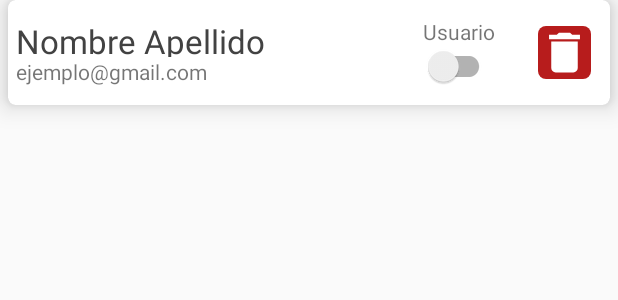
After one commit to alepeculio/Trampas_app, an Android app: the layout item_lista_usuarios.xml on its own in the app's theme, with its tools: preview values and no code run, on a phone screen of 412 x 824 dp. The commit adds this screen. Shown: the top 300 px of the screen. Run offline under Robolectric (Android 15) with nearby library versions, the phone set to English and light mode, and no system bars.

Commit message:
listado de usuarios

```diff
--- a/app/src/main/AndroidManifest.xml
+++ b/app/src/main/AndroidManifest.xml
@@ -25,6 +25,7 @@
             android:configChanges="orientation|screenSize|keyboardHidden"
             android:label="@string/title_activity_menu_principal"
             android:screenOrientation="portrait"
+            android:launchMode="singleTop"
             android:theme="@style/AppTheme.NoActionBar">
             <intent-filter>
                 <action android:name="android.intent.action.MAIN" />
@@ -45,10 +46,6 @@
             android:value="@string/google_maps_key" />
 
         <activity
-            android:name=".MapsActivity"
-            android:label="@string/title_activity_maps"
-            android:screenOrientation="portrait" />
-        <activity
             android:name=".AgregarTrampa"
             android:parentActivityName=".MenuPrincipal"
             android:screenOrientation="portrait" />
--- a/app/src/main/java/com/trampas/trampas/BD/BDCliente.java
+++ b/app/src/main/java/com/trampas/trampas/BD/BDCliente.java
@@ -4,7 +4,7 @@ import retrofit2.Retrofit;
 import retrofit2.converter.gson.GsonConverterFactory;
 
 public class BDCliente {
-    public static final String BASE_URL = "http://192.168.1.8/trampas/public/";
+    public static final String BASE_URL = "http://192.168.1.2/trampas/public/";
     private static Retrofit retrofit = null;
 
     public static Retrofit getClient() {
--- a/app/src/main/java/com/trampas/trampas/BD/BDInterface.java
+++ b/app/src/main/java/com/trampas/trampas/BD/BDInterface.java
@@ -35,6 +35,9 @@ public interface BDInterface {
 
     @GET("obtenerColocacionesActivas")
     Call<RespuestaColocaciones> obtenerColocacionesActivas();
+
+    @GET("obtenerUsuarios")
+    Call<RespuestaUsuarios> obtenerUsuarios();
 
     @FormUrlEncoded
     @POST("obtenerColocacionesTrampa")
--- /dev/null
+++ b/app/src/main/res/drawable/ic_borrar.xml
@@ -0,0 +1,5 @@
+<vector android:height="24dp" android:tint="#FFFFFF"
+    android:viewportHeight="24.0" android:viewportWidth="24.0"
+    android:width="24dp" xmlns:android="http://schemas.android.com/apk/res/android">
+    <path android:fillColor="#FF000000" android:pathData="M6,19c0,1.1 0.9,2 2,2h8c1.1,0 2,-0.9 2,-2V7H6v12zM19,4h-3.5l-1,-1h-5l-1,1H5v2h14V4z"/>
+</vector>
--- a/app/src/main/res/layout/fragment_mostrar_trampas_colocadas.xml
+++ b/app/src/main/res/layout/fragment_mostrar_trampas_colocadas.xml
@@ -87,7 +87,7 @@
         android:layout_height="match_parent"
         map:layout_constraintLeft_toLeftOf="parent"
         map:layout_constraintTop_toTopOf="parent"
-        tools:context=".MapsActivity"
+        tools:context=".MostrarTrampasColocadas"
         tools:layout_editor_absoluteX="0dp"
         tools:layout_editor_absoluteY="0dp" />
 
--- /dev/null
+++ b/app/src/main/res/layout/item_lista_usuarios.xml
@@ -0,0 +1,88 @@
+<?xml version="1.0" encoding="utf-8"?>
+<android.support.v7.widget.CardView xmlns:android="http://schemas.android.com/apk/res/android"
+    xmlns:app="http://schemas.android.com/apk/res-auto"
+    android:id="@+id/item_lista_usuarios"
+    android:layout_width="match_parent"
+    android:layout_height="wrap_content"
+    android:layout_marginLeft="5dp"
+    android:layout_marginRight="5dp"
+    android:layout_marginBottom="10dp"
+    app:cardBackgroundColor="@color/cardview_light_background"
+    app:cardCornerRadius="5dp"
+    app:cardElevation="10dp"
+    app:cardMaxElevation="@dimen/cardview_default_radius"
+    app:cardPreventCornerOverlap="true">
+
+    <LinearLayout
+        android:layout_width="match_parent"
+        android:layout_height="70dp"
+        android:orientation="horizontal"
+        android:paddingLeft="5dp"
+        android:paddingTop="5dp"
+        android:paddingRight="5dp"
+        android:paddingBottom="5dp">
+
+
+        <LinearLayout
+            android:layout_width="0dp"
+            android:layout_height="match_parent"
+            android:layout_weight="1"
+            android:gravity="center|left"
+            android:orientation="vertical">
+
+            <TextView
+                android:id="@+id/tvNombre"
+                android:layout_width="wrap_content"
+                android:layout_height="25dp"
+                android:gravity="center"
+                android:text="Nombre Apellido"
+                android:textColor="@color/cardview_dark_background"
+                android:textSize="22sp" />
+
+            <TextView
+                android:id="@+id/tvCorreo"
+                android:layout_width="wrap_content"
+                android:layout_height="wrap_content"
+                android:text="ejemplo@gmail.com" />
+        </LinearLayout>
+
+        <LinearLayout
+            android:layout_width="90dp"
+            android:layout_height="match_parent"
+            android:gravity="center"
+            android:orientation="vertical">
+
+            <TextView
+                android:id="@+id/tvPrivilegio"
+                android:layout_width="wrap_content"
+                android:layout_height="wrap_content"
+                android:text="Usuario" />
+
+            <android.support.v7.widget.SwitchCompat
+                android:id="@+id/swNivelPrivilegio"
+                android:layout_width="wrap_content"
+                android:layout_height="wrap_content" />
+        </LinearLayout>
+
+        <LinearLayout
+            android:layout_width="50dp"
+            android:layout_height="match_parent"
+            android:gravity="center"
+            android:orientation="vertical">
+
+            <LinearLayout
+                android:layout_width="wrap_content"
+                android:layout_height="wrap_content"
+                android:background="@drawable/fondo_rojo">
+
+                <Button
+                    android:id="@+id/btnEliminar"
+                    android:layout_width="35dp"
+                    android:layout_height="35dp"
+                    android:background="@drawable/ic_borrar" />
+            </LinearLayout>
+
+        </LinearLayout>
+    </LinearLayout>
+
+</android.support.v7.widget.CardView>
```
Also changed, not shown: app/src/main/java/com/trampas/trampas/Adaptadores/AdaptadorListaUsuarios.java (added, +110 -0 lines), app/src/main/java/com/trampas/trampas/AdministrarUsuarios.java (added, +217 -0 lines), app/src/main/java/com/trampas/trampas/BD/RespuestaUsuarios.java (added, +40 -0 lines), app/src/main/java/com/trampas/trampas/ColocacionGrafica.java (+8 -6 lines), app/src/main/java/com/trampas/trampas/MapsActivity.java (deleted, +0 -35 lines), app/src/main/java/com/trampas/trampas/MenuPrincipal.java (+10 -0 lines), app/src/main/java/com/trampas/trampas/MostrarTrampasColocadas.java (+15 -4 lines), app/src/main/res/drawable/ic_administrar.xml (added, +9 -0 lines), app/src/main/res/layout/activity_maps.xml (deleted, +0 -9 lines), app/src/main/res/layout/fragment_administrar_usuarios.xml (added, +39 -0 lines), app/src/main/res/menu/activity_menu_principal_drawer.xml (+5 -2 lines).
